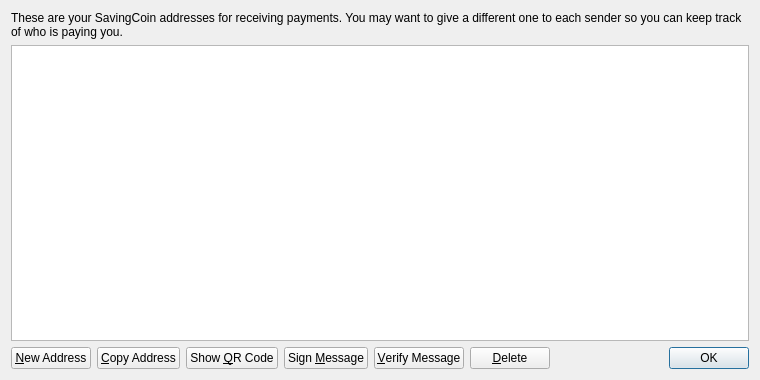
Qt form src/qt/forms/addressbookpage.ui (MintcoinCommunity/Mintcoin-Desktop-Wallet) before a commit.
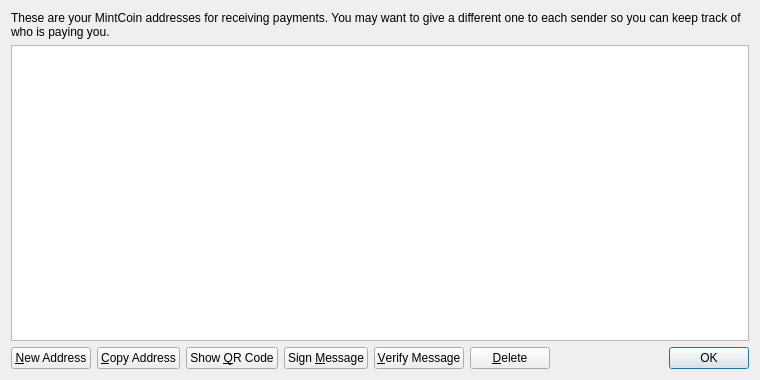
The same form after that commit. Icons and pictures are not drawn.

```diff
--- a/src/qt/forms/addressbookpage.ui
+++ b/src/qt/forms/addressbookpage.ui
@@ -17,7 +17,7 @@
    <item>
     <widget class="QLabel" name="labelExplanation">
      <property name="text">
-      <string>These are your SavingCoin addresses for receiving payments. You may want to give a different one to each sender so you can keep track of who is paying you.</string>
+      <string>These are your MintCoin addresses for receiving payments. You may want to give a different one to each sender so you can keep track of who is paying you.</string>
      </property>
      <property name="textFormat">
       <enum>Qt::PlainText</enum>
```
